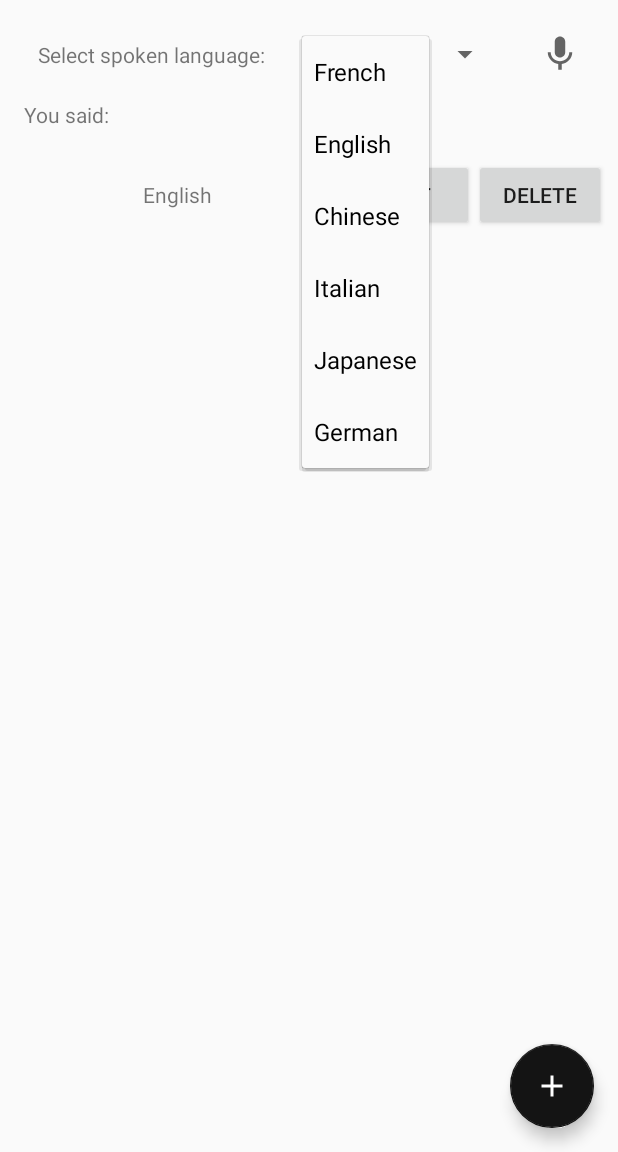
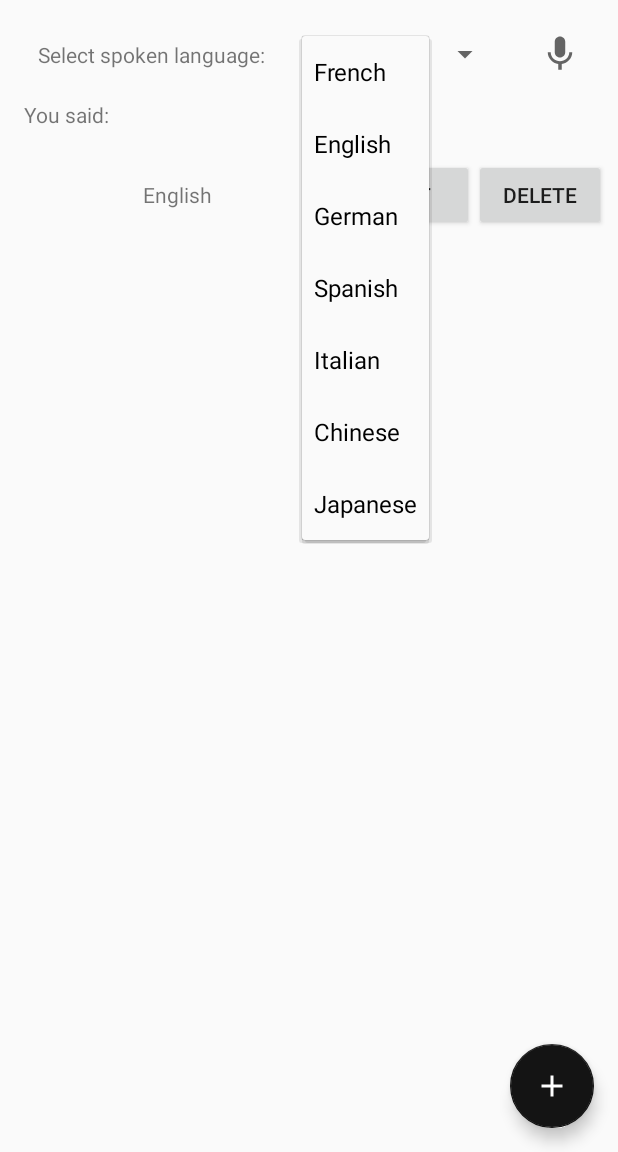
Before and after one commit to ndelvoye/BabelBlock, an Android app: the screen it shows after launch (MainActivity), after a tap on "French", on a phone screen of 412 x 824 dp, the part 84-1236 px from its top. Run offline under Robolectric (Android 15) with nearby library versions, the phone set to English and light mode, and no system bars; libraries missing offline, so code that uses them is left out: com.afollestad.materialdialogs; 1 statement that could not run was skipped.

Commit message:
Added Spanish to languages

```diff
--- a/app/src/main/java/fr/enssat/babelblock/delvoye_legal/MainActivity.kt
+++ b/app/src/main/java/fr/enssat/babelblock/delvoye_legal/MainActivity.kt
@@ -122,6 +122,7 @@ class MainActivity : AppCompatActivity() {
         return when (s) {
             "French" -> Locale.FRENCH
             "English" -> Locale.ENGLISH
+            "Spanish" -> Locale("es", "ES")
             "Chinese" -> Locale.CHINESE
             "Italian" -> Locale.ITALIAN
             "Japanese" -> Locale.JAPANESE
--- a/app/src/main/res/values/arrays.xml
+++ b/app/src/main/res/values/arrays.xml
@@ -3,9 +3,10 @@
     <array name="languages">
         <item>French</item>
         <item>English</item>
+        <item>German</item>
+        <item>Spanish</item>
+        <item>Italian</item>
         <item>Chinese</item>
-        <item>Italian</item>
         <item>Japanese</item>
-        <item>German</item>
     </array>
 </resources>
```
